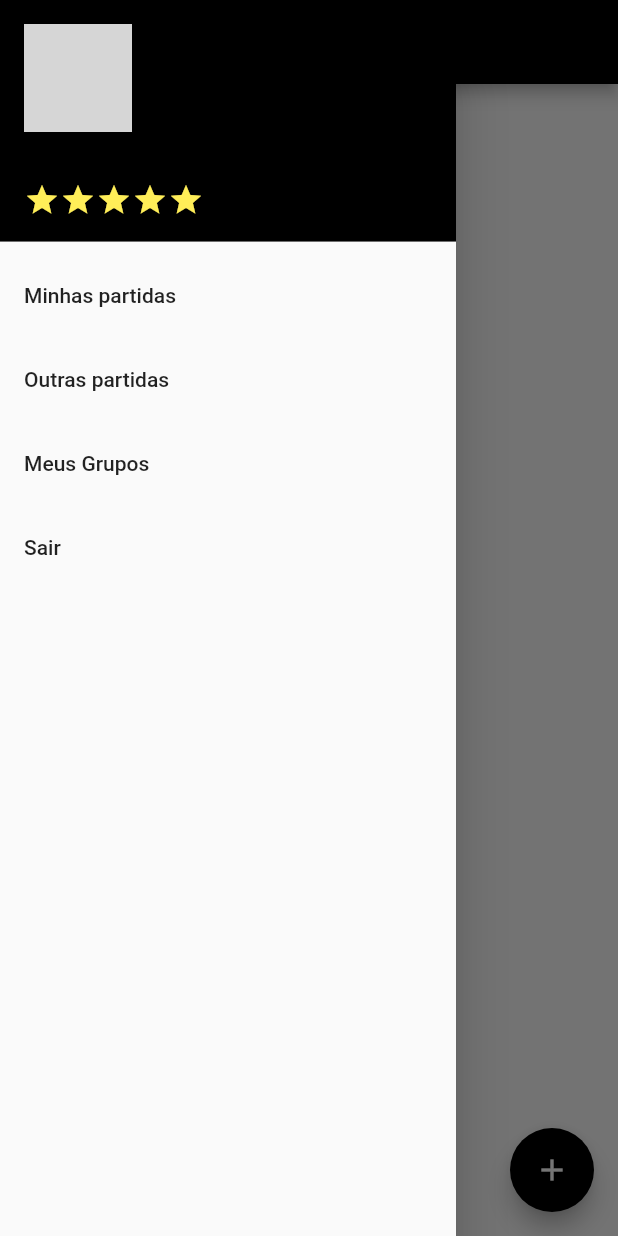
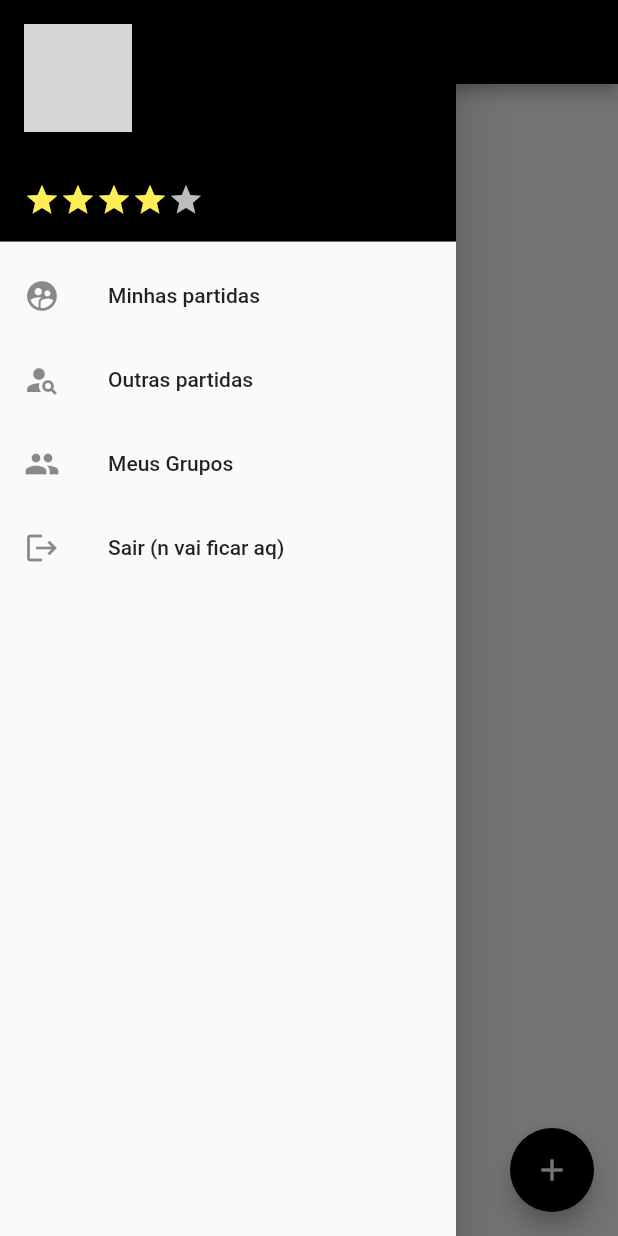
Before and after one commit to DricoGrosch/iFoot, a Flutter app: the HomePage screen opened directly, with the side drawer open, on a phone screen of 412 x 824 dp. Run offline on Flutter 3.47's test engine with Material 2 defaults, Android fonts, the phone set to English and light mode, and no system bars; our stand-ins replace google_maps_flutter, location, shared_preferences; accounts and stored records are empty; network calls fail; grey boxes are pictures that could not be loaded.

Commit message:
icones no drawer

```diff
--- a/app/lib/pages/home.dart
+++ b/app/lib/pages/home.dart
@@ -39,13 +39,14 @@ class _HomePageState extends State<HomePage> {
             children: [
               UserAccountsDrawerHeader(
                 accountName: Text(User.getAppUser().username),
-                accountEmail: RatingStars(5),
+                accountEmail: RatingStars(4),
                 currentAccountPicture: CircleAvatar(
                   backgroundImage:
                       NetworkImage('${User.getAppUser().profileImage}'),
                 ),
               ),
               ListTile(
+                leading: Icon(Icons.supervised_user_circle),
                 title: const Text('Minhas partidas'),
                 onTap: () {
                   Navigator.pop(context);
@@ -53,6 +54,7 @@ class _HomePageState extends State<HomePage> {
                 },
               ),
               ListTile(
+                leading: Icon(Icons.person_search),
                 title: const Text('Outras partidas'),
                 onTap: () {
                   Navigator.pop(context);
@@ -60,14 +62,16 @@ class _HomePageState extends State<HomePage> {
                 },
               ),
               ListTile(
-                title: const Text('Meus Grupos'),
+                leading: Icon(Icons.group),
+                title: Text('Meus Grupos'),
                 onTap: () {
                   Navigator.pop(context);
                   setState(() => {index = 3});
                 },
               ),
               ListTile(
-                title: Text('Sair'),
+                leading: Icon(Icons.logout),
+                title: Text('Sair (n vai ficar aq)'),
                 onTap: () async {
                   await userController.handleLogout();
                   Navigator.of(context).pushAndRemoveUntil(
```
